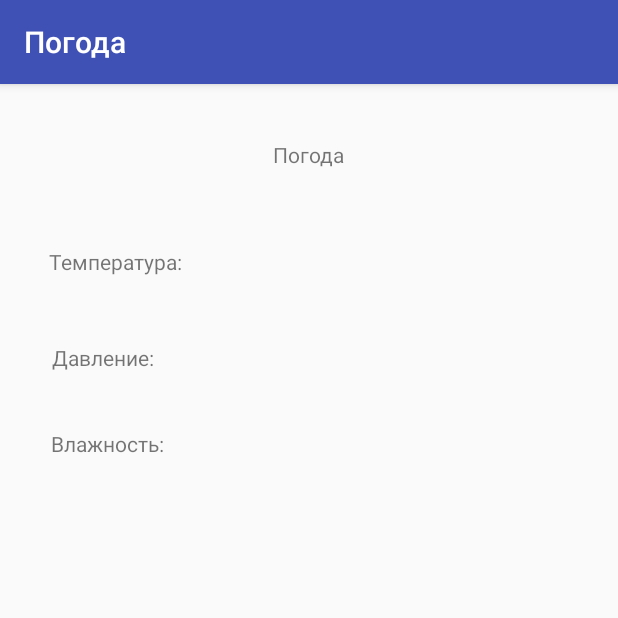
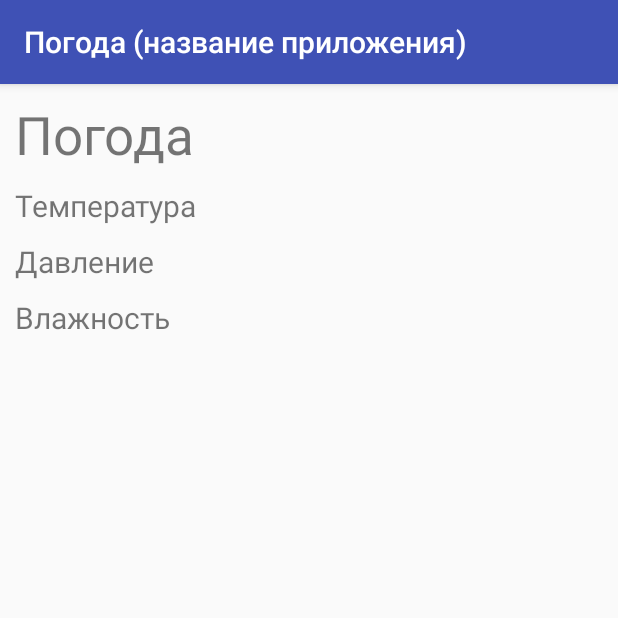
Before and after one commit to dmitry-bystrov/AndroidBase, an Android app: the SecondActivity screen opened directly, with no data from a screen before it, on a phone screen of 412 x 824 dp, the top half of it. Run offline under Robolectric (Android 15) with nearby library versions, the phone set to English and light mode, and no system bars; 4 statements that could not run were skipped.

Commit message:
home_work_3 (доработка)

```diff
--- a/app/src/main/java/com/example/javarunner/androidbase/SecondActivity.java
+++ b/app/src/main/java/com/example/javarunner/androidbase/SecondActivity.java
@@ -1,10 +1,9 @@
 package com.example.javarunner.androidbase;
 
 import android.os.Bundle;
-import android.os.PersistableBundle;
 import android.support.v7.app.AppCompatActivity;
-import android.util.Log;
-import android.widget.Toast;
+import android.view.View;
+import android.widget.TextView;
 
 public class SecondActivity extends AppCompatActivity {
 
@@ -13,71 +12,15 @@ public class SecondActivity extends AppCompatActivity {
         super.onCreate(savedInstanceState);
         setContentView(R.layout.activity_second);
 
-        String instanceState;
+        Bundle bundle = getIntent().getExtras();
+        TextView textViewHeader = findViewById(R.id.header_text);
+        TextView textViewTemperature = findViewById(R.id.temperature_text);
+        TextView textViewPressure = findViewById(R.id.pressure_text);
+        TextView textViewHumidity = findViewById(R.id.humidity_text);
 
-        if (savedInstanceState == null) {
-            instanceState = "Первый запуск";
-        } else {
-            instanceState = "Повторный запуск";
-        }
-
-        Toast.makeText(getApplicationContext(), String.format("%s - %s", instanceState, "onCreate"), Toast.LENGTH_SHORT).show();
-        Log.d("LifeCircle", String.format("%s - %s", instanceState, "onCreate"));
-    }
-
-    @Override
-    protected void onStart() {
-        super.onStart();
-        Toast.makeText(getApplicationContext(), "onStart", Toast.LENGTH_SHORT).show();
-        Log.d("LifeCircle", "onStart");
-    }
-
-    @Override
-    protected void onRestoreInstanceState(Bundle savedInstanceState) {
-        super.onRestoreInstanceState(savedInstanceState);
-        Toast.makeText(getApplicationContext(), "onRestoreInstanceState", Toast.LENGTH_SHORT).show();
-        Log.d("LifeCircle", "onRestoreInstanceState");
-    }
-
-    @Override
-    protected void onResume() {
-        super.onResume();
-        Toast.makeText(getApplicationContext(), "onResume", Toast.LENGTH_SHORT).show();
-        Log.d("LifeCircle", "onResume");
-    }
-
-    @Override
-    protected void onPause() {
-        super.onPause();
-        Toast.makeText(getApplicationContext(), "onPause", Toast.LENGTH_SHORT).show();
-        Log.d("LifeCircle", "onPause");
-    }
-
-    @Override
-    public void onSaveInstanceState(Bundle outState, PersistableBundle outPersistentState) {
-        super.onSaveInstanceState(outState, outPersistentState);
-        Toast.makeText(getApplicationContext(), "onSaveInstanceState", Toast.LENGTH_SHORT).show();
-        Log.d("LifeCircle", "onSaveInstanceState");
-    }
-
-    @Override
-    protected void onStop() {
-        super.onStop();
-        Toast.makeText(getApplicationContext(), "onStop", Toast.LENGTH_SHORT).show();
-        Log.d("LifeCircle", "onStop");
-    }
-
-    @Override
-    protected void onRestart() {
-        super.onRestart();
-        Toast.makeText(getApplicationContext(), "onRestart", Toast.LENGTH_SHORT).show();
-        Log.d("LifeCircle", "onRestart");
-    }
-
-    @Override
-    protected void onDestroy() {
-        super.onDestroy();
-        Toast.makeText(getApplicationContext(), "onDestroy", Toast.LENGTH_SHORT).show();
-        Log.d("LifeCircle", "onDestroy");
+        textViewHeader.setText(bundle.getString(FirstActivity.EXTRA_CITY));
+        textViewTemperature.setVisibility(bundle.getBoolean(FirstActivity.EXTRA_TEMPERATURE)?View.VISIBLE:View.GONE);
+        textViewPressure.setVisibility(bundle.getBoolean(FirstActivity.EXTRA_PRESSURE)?View.VISIBLE:View.GONE);
+        textViewHumidity.setVisibility(bundle.getBoolean(FirstActivity.EXTRA_HUMIDITY)?View.VISIBLE:View.GONE);
     }
 }
--- a/app/src/main/res/layout/activity_second.xml
+++ b/app/src/main/res/layout/activity_second.xml
@@ -1,59 +1,45 @@
 <?xml version="1.0" encoding="utf-8"?>
-<android.support.constraint.ConstraintLayout xmlns:android="http://schemas.android.com/apk/res/android"
-    xmlns:app="http://schemas.android.com/apk/res-auto"
+<LinearLayout xmlns:android="http://schemas.android.com/apk/res/android"
     xmlns:tools="http://schemas.android.com/tools"
     android:layout_width="match_parent"
     android:layout_height="match_parent"
+    android:orientation="vertical"
+    android:layout_margin="@dimen/margin_default"
     tools:context=".SecondActivity">
 
     <TextView
-        android:id="@+id/weather_text"
+        android:id="@+id/header_text"
         android:layout_width="wrap_content"
         android:layout_height="wrap_content"
+        android:textSize="@dimen/text_size_header"
         android:text="@string/weather_text"
-        app:layout_constraintBottom_toBottomOf="parent"
-        app:layout_constraintLeft_toLeftOf="parent"
-        app:layout_constraintRight_toRightOf="parent"
-        app:layout_constraintTop_toTopOf="parent"
-        app:layout_constraintVertical_bias="@dimen/vertical_bias" />
+        />
 
     <TextView
         android:id="@+id/temperature_text"
         android:layout_width="wrap_content"
         android:layout_height="wrap_content"
+        android:textSize="@dimen/text_size_default"
+        android:layout_marginTop="@dimen/margin_default"
         android:text="@string/temperature_text"
-        app:layout_constraintBottom_toBottomOf="parent"
-        app:layout_constraintLeft_toLeftOf="parent"
-        app:layout_constraintRight_toRightOf="parent"
-        app:layout_constraintTop_toTopOf="@+id/weather_text"
-        app:layout_constraintVertical_bias="@dimen/line_bias"
-        app:layout_constraintHorizontal_bias="@dimen/horizontal_bias"
          />
 
     <TextView
         android:id="@+id/pressure_text"
         android:layout_width="wrap_content"
         android:layout_height="wrap_content"
+        android:textSize="@dimen/text_size_default"
+        android:layout_marginTop="@dimen/margin_default"
         android:text="@string/pressure_text"
-        app:layout_constraintBottom_toBottomOf="parent"
-        app:layout_constraintLeft_toLeftOf="parent"
-        app:layout_constraintRight_toRightOf="parent"
-        app:layout_constraintTop_toTopOf="@+id/temperature_text"
-        app:layout_constraintVertical_bias="@dimen/line_bias"
-        app:layout_constraintHorizontal_bias="@dimen/horizontal_bias"
         />
 
     <TextView
         android:id="@+id/humidity_text"
         android:layout_width="wrap_content"
         android:layout_height="wrap_content"
+        android:textSize="@dimen/text_size_default"
+        android:layout_marginTop="@dimen/margin_default"
         android:text="@string/humidity_text"
-        app:layout_constraintBottom_toBottomOf="parent"
-        app:layout_constraintLeft_toLeftOf="parent"
-        app:layout_constraintRight_toRightOf="parent"
-        app:layout_constraintTop_toTopOf="@+id/pressure_text"
-        app:layout_constraintVertical_bias="@dimen/line_bias"
-        app:layout_constraintHorizontal_bias="@dimen/horizontal_bias"
         />
 
-</android.support.constraint.ConstraintLayout>
+</LinearLayout>
--- a/app/src/main/res/values/dimens.xml
+++ b/app/src/main/res/values/dimens.xml
@@ -1,6 +1,6 @@
 <?xml version="1.0" encoding="utf-8"?>
 <resources>
-    <dimen name="vertical_bias">0.05</dimen>
-    <dimen name="line_bias">0.10</dimen>
-    <dimen name="horizontal_bias">0.10</dimen>
+    <dimen name="margin_default">10dp</dimen>
+    <dimen name="text_size_header">35sp</dimen>
+    <dimen name="text_size_default">20sp</dimen>
 </resources>
--- a/app/src/main/res/values/strings.xml
+++ b/app/src/main/res/values/strings.xml
@@ -1,9 +1,9 @@
 <resources>
-    <string name="app_name">Погода</string>
+    <string name="app_name">Погода (название приложения)</string>
     <string name="weather_text">Погода</string>
-    <string name="temperature_text">Температура:</string>
-    <string name="pressure_text">Давление:</string>
-    <string name="humidity_text">Влажность:</string>
+    <string name="temperature_text">Температура</string>
+    <string name="pressure_text">Давление</string>
+    <string name="humidity_text">Влажность</string>
     <string name="city_text">Город</string>
     <string name="show_text">Показать</string>
 </resources>
```
Also changed, not shown: app/src/main/java/com/example/javarunner/androidbase/FirstActivity.java (+27 -0 lines), app/src/main/res/layout/activity_first.xml (+13 -5 lines).
